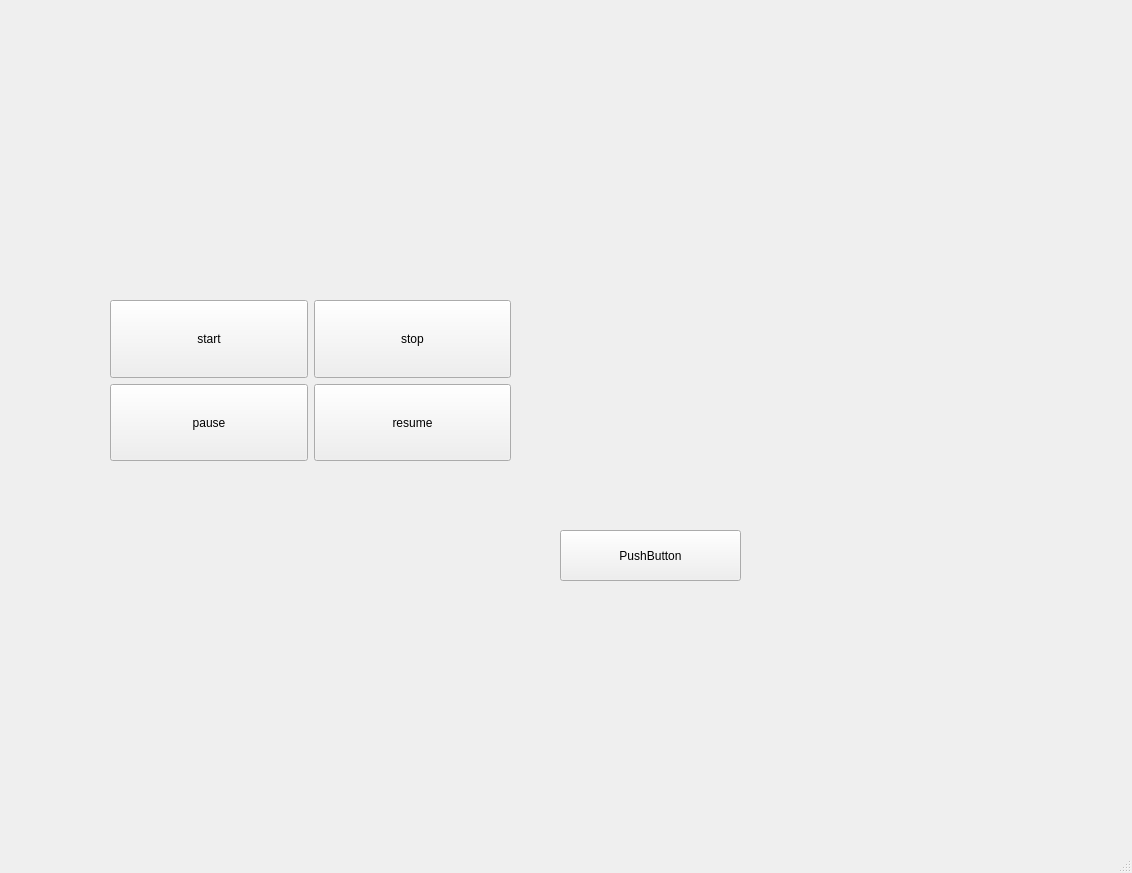
Old version of the form QThreadDemo/mainwindow.ui in the repository mengqingmeng/QtIn.
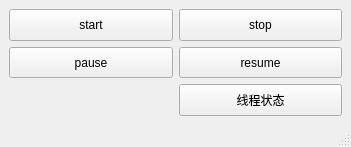
New version of the form.

Commit message: 多线程学习：掷骰子

```diff
--- a/QThreadDemo/mainwindow.ui
+++ b/QThreadDemo/mainwindow.ui
@@ -6,23 +6,16 @@
    <rect>
     <x>0</x>
     <y>0</y>
-    <width>1132</width>
-    <height>873</height>
+    <width>351</width>
+    <height>147</height>
    </rect>
   </property>
   <property name="windowTitle">
    <string>MainWindow</string>
   </property>
   <widget class="QWidget" name="centralwidget">
-   <widget class="QWidget" name="gridLayoutWidget">
-    <property name="geometry">
-     <rect>
-      <x>110</x>
-      <y>300</y>
-      <width>401</width>
-      <height>161</height>
-     </rect>
-    </property>
+   <layout class="QGridLayout" name="gridLayout_2">
+    <item row="1" column="0">
     <layout class="QGridLayout" name="gridLayout">
      <item row="0" column="1">
       <widget class="QPushButton" name="pushButton_stop">
@@ -37,6 +30,19 @@
        </property>
       </widget>
      </item>
+      <item row="1" column="1">
+       <widget class="QPushButton" name="pushButton_resume">
+        <property name="sizePolicy">
+         <sizepolicy hsizetype="Minimum" vsizetype="Expanding">
+          <horstretch>0</horstretch>
+          <verstretch>0</verstretch>
+         </sizepolicy>
+        </property>
+        <property name="text">
+         <string>resume</string>
+        </property>
+       </widget>
+      </item>
      <item row="0" column="0">
       <widget class="QPushButton" name="pushButton_start">
        <property name="sizePolicy">
@@ -63,42 +69,30 @@
        </property>
       </widget>
      </item>
-     <item row="1" column="1">
-      <widget class="QPushButton" name="pushButton_resume">
-       <property name="sizePolicy">
-        <sizepolicy hsizetype="Minimum" vsizetype="Expanding">
-         <horstretch>0</horstretch>
-         <verstretch>0</verstretch>
-        </sizepolicy>
-       </property>
-       <property name="text">
-        <string>resume</string>
-       </property>
-      </widget>
-     </item>
-    </layout>
-   </widget>
+      <item row="2" column="1">
    <widget class="QPushButton" name="pushButton">
-    <property name="geometry">
-     <rect>
-      <x>560</x>
-      <y>530</y>
-      <width>181</width>
-      <height>51</height>
-     </rect>
+        <property name="sizePolicy">
+         <sizepolicy hsizetype="Minimum" vsizetype="Expanding">
+          <horstretch>0</horstretch>
+          <verstretch>0</verstretch>
+         </sizepolicy>
     </property>
     <property name="text">
-     <string>PushButton</string>
-    </property>
-   </widget>
+         <string>线程状态</string>
+        </property>
+       </widget>
+      </item>
+     </layout>
+    </item>
+   </layout>
   </widget>
   <widget class="QMenuBar" name="menubar">
    <property name="geometry">
     <rect>
      <x>0</x>
      <y>0</y>
-     <width>1132</width>
-     <height>28</height>
+     <width>351</width>
+     <height>17</height>
     </rect>
    </property>
   </widget>
```
Lines whose indentation alone changed are shown as unchanged. The commit also changes 65 other files.
